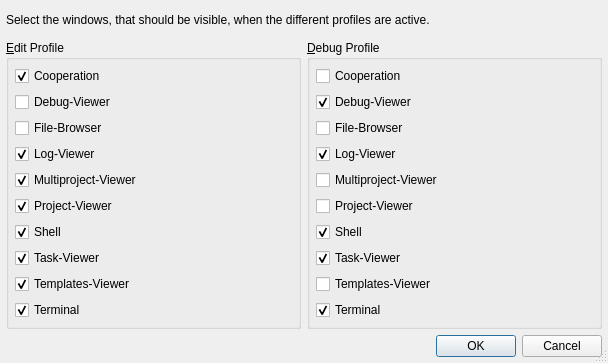
Qt form Preferences/ViewProfileDialog.ui (testmana2/test) before a commit.
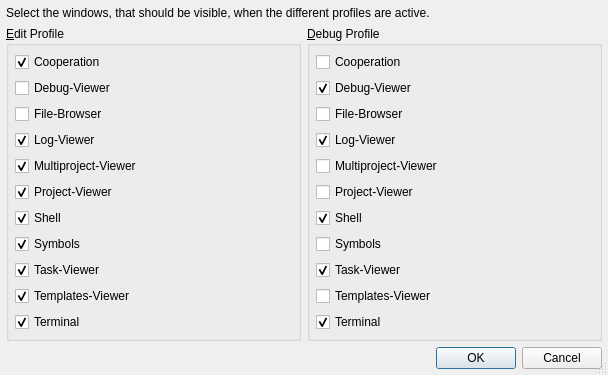
The same form after that commit.

Commit message: Added a symbols viewer with capability to insert the selected symbol by double-clicking it.

```diff
--- a/Preferences/ViewProfileDialog.ui
+++ b/Preferences/ViewProfileDialog.ui
@@ -7,7 +7,7 @@
     <x>0</x>
     <y>0</y>
     <width>608</width>
-    <height>363</height>
+    <height>345</height>
    </rect>
   </property>
   <property name="windowTitle">
@@ -97,6 +97,16 @@
         </property>
        </widget>
       </item>
+      <item>
+       <widget class="QCheckBox" name="epsyCheckBox">
+        <property name="text">
+         <string>Symbols</string>
+        </property>
+        <property name="checked">
+         <bool>true</bool>
+        </property>
+       </widget>
+      </item>
       <item>
        <widget class="QCheckBox" name="eptvCheckBox">
         <property name="text">
@@ -197,6 +207,13 @@
         </property>
        </widget>
       </item>
+      <item>
+       <widget class="QCheckBox" name="dpsyCheckBox">
+        <property name="text">
+         <string>Symbols</string>
+        </property>
+       </widget>
+      </item>
       <item>
        <widget class="QCheckBox" name="dptvCheckBox">
         <property name="text">
```
Left out of the diff: 2 changed lines with no effect on the pictures. The commit also changes 27 other files.
